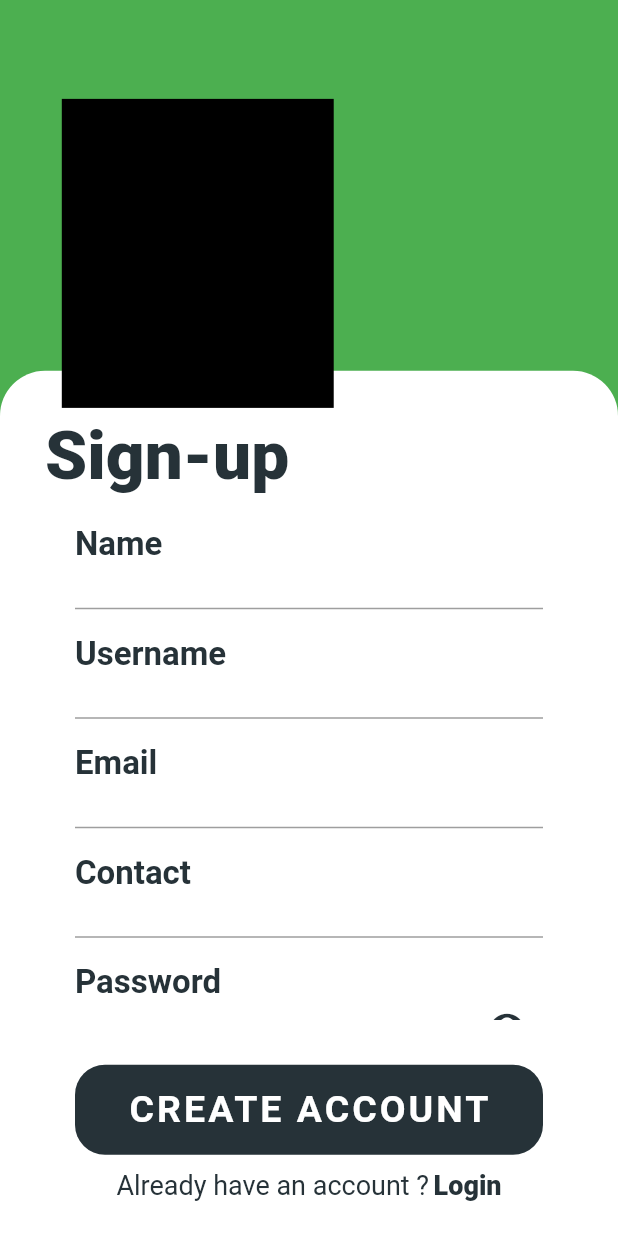
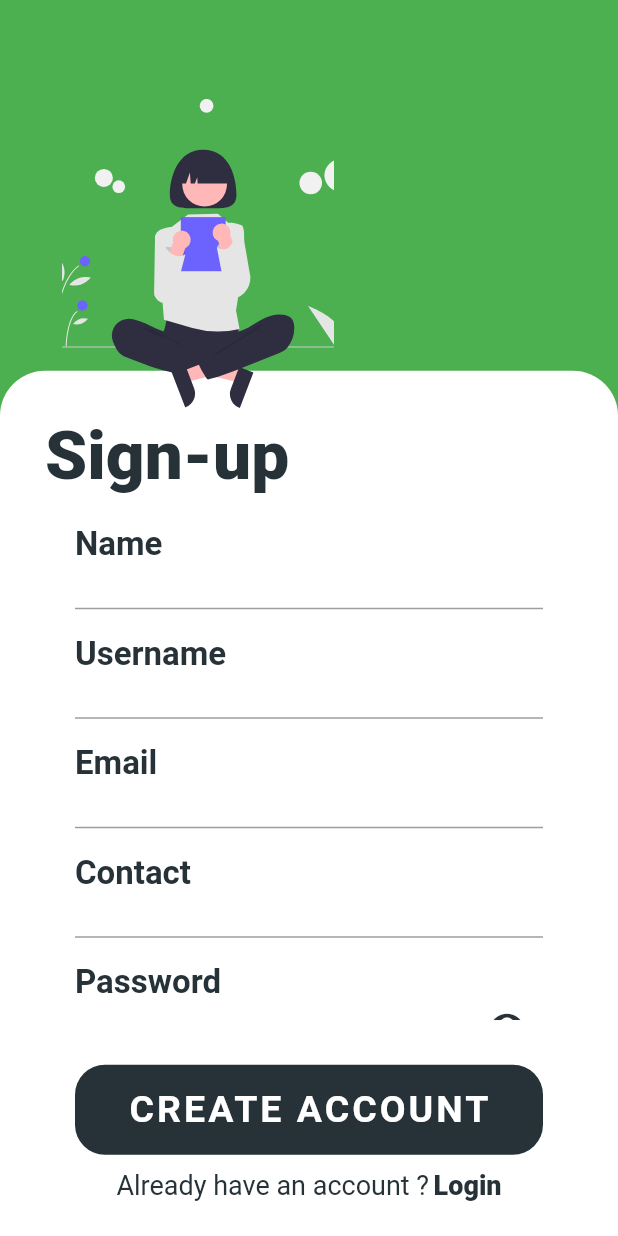
Before and after one commit to blayziken/Flutter_blog, a Flutter app: the screen it shows after launch, after a tap on "Login", after a tap on "Sign-up", on a phone screen of 412 x 824 dp. Run offline on Flutter 3.47's test engine with Material 2 defaults, Android fonts, the phone set to English and light mode, and no system bars; our stand-ins replace flutter_svg.

Commit message:
80% done with the auth screens

```diff
--- a/lib/screens/Auth/login.dart
+++ b/lib/screens/Auth/login.dart
@@ -1,6 +1,7 @@
 import 'package:blog_app/utils/constants.dart';
 import 'package:blog_app/utils/marginUtils.dart';
 import 'package:flutter/material.dart';
+import 'package:flutter_svg/flutter_svg.dart';
 
 import 'components/login_components.dart';
 
@@ -235,11 +236,11 @@ class _LoginScreenState extends State<LoginScreen> {
                 child: Container(
                   height: size.height * 0.25,
                   width: size.width * 0.44,
-                  decoration: BoxDecoration(
-                    color: Colors.black,
-                    image: DecorationImage(image: AssetImage("assets/images")
-//                  ),
-                        ),
+                  child: SvgPicture.asset(
+//                    "assets/svg/undraw_my_app_re_gxtj.svg",
+//                    "assets/svg/undraw_my_files_swob.svg",
+                    "assets/svg/undraw_Reading_re_29f8.svg",
+                    fit: BoxFit.cover,
                   ),
                 ),
               ),
--- a/lib/screens/Auth/signup.dart
+++ b/lib/screens/Auth/signup.dart
@@ -2,7 +2,7 @@ import 'package:blog_app/utils/constants.dart';
 import 'package:blog_app/utils/marginUtils.dart';
 import 'package:flutter/material.dart';
 import 'package:flutter/rendering.dart';
-import 'components/signup_components.dart';
+import 'package:flutter_svg/svg.dart';
 
 class SignUpScreen extends StatefulWidget {
   static const routeName = '/signup-screen';
@@ -12,7 +12,6 @@ class SignUpScreen extends StatefulWidget {
 }
 
 class _SignUpScreenState extends State<SignUpScreen> {
-//  String _name, _username, _email, _password, _contact;
   String _name;
   String _username;
   String _email;
@@ -328,12 +327,11 @@ class _SignUpScreenState extends State<SignUpScreen> {
                 child: Container(
                   height: size.height * 0.25,
                   width: size.width * 0.44,
-                  decoration: BoxDecoration(
-                    color: Colors.black,
-
-//                    image: DecorationImage(
-//                    image: AssetImage()
-//                  ),
+                  child: SvgPicture.asset(
+//                    "assets/svg/undraw_my_app_re_gxtj.svg",
+//                    "assets/svg/undraw_my_files_swob.svg",
+                    "assets/svg/undraw_Reading_re_29f8.svg",
+                    fit: BoxFit.cover,
                   ),
                 ),
               ),
--- a/pubspec.yaml
+++ b/pubspec.yaml
@@ -12,8 +12,8 @@ dependencies:
   flutter:
     sdk: flutter
 
-
   cupertino_icons: ^1.0.0
+  flutter_svg:
 
 dev_dependencies:
   flutter_test:
@@ -24,5 +24,5 @@ flutter:
   uses-material-design: true
 
   assets:
-    - assets/
-  #   - images/a_dot_ham.jpeg
+    - assets/images/
+    - assets/svg/
```
Also changed, not shown: pubspec.lock.
